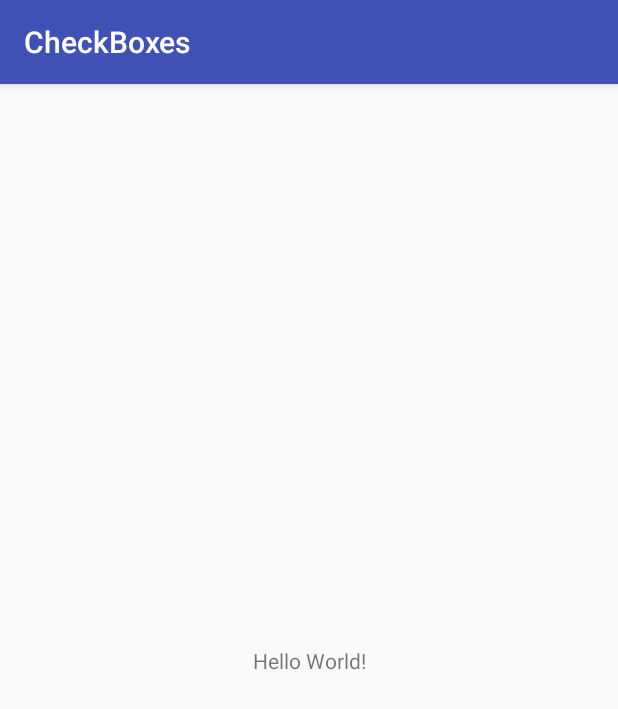
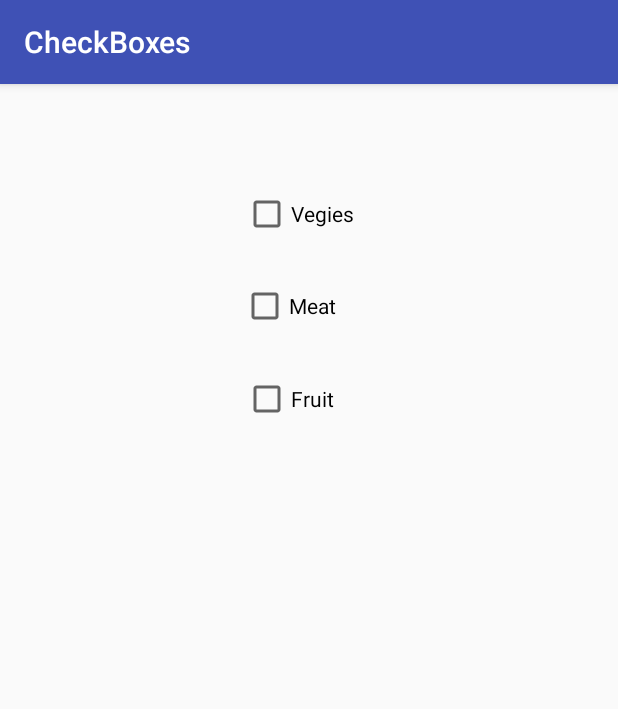
Before and after one commit to kalug89/04_CheckBoxes, an Android app: the screen it shows after launch (MainActivity), on a phone screen of 412 x 824 dp. Shown: the top 709 px of the screen. Run offline under Robolectric (Android 15) with nearby library versions, the phone set to English and light mode, and no system bars.

```diff
--- a/app/src/main/java/pl/dkaluzny/checkboxes/MainActivity.kt
+++ b/app/src/main/java/pl/dkaluzny/checkboxes/MainActivity.kt
@@ -1,7 +1,9 @@
 package pl.dkaluzny.checkboxes
 
+import android.os.Bundle
 import android.support.v7.app.AppCompatActivity
-import android.os.Bundle
+import android.util.Log
+import android.view.View
 
 class MainActivity : AppCompatActivity() {
 
@@ -9,4 +11,7 @@ class MainActivity : AppCompatActivity() {
         super.onCreate(savedInstanceState)
         setContentView(R.layout.activity_main)
     }
+    fun onCheckBoxClicked(view: View){
+        Log.wtf("Checks", "Checkbox CLicked")
+    }
 }
--- a/app/src/main/res/layout/activity_main.xml
+++ b/app/src/main/res/layout/activity_main.xml
@@ -6,13 +6,38 @@
     android:layout_height="match_parent"
     tools:context=".MainActivity">
 
-    <TextView
-        android:layout_width="wrap_content"
-        android:layout_height="wrap_content"
-        android:text="Hello World!"
-        app:layout_constraintBottom_toBottomOf="parent"
-        app:layout_constraintLeft_toLeftOf="parent"
-        app:layout_constraintRight_toRightOf="parent"
+    <CheckBox
+        android:id="@+id/checkVeggies"
+        android:layout_width="94dp"
+        android:layout_height="29dp"
+        android:layout_marginTop="72dp"
+        android:onClick="onCheckBoxClicked"
+        android:text="Vegies"
+        app:layout_constraintEnd_toEndOf="parent"
+        app:layout_constraintHorizontal_bias="0.51"
+        app:layout_constraintStart_toStartOf="parent"
         app:layout_constraintTop_toTopOf="parent" />
 
+    <CheckBox
+        android:id="@+id/checkMeat"
+        android:layout_width="91dp"
+        android:layout_height="29dp"
+        android:layout_marginTop="32dp"
+        android:onClick="onCheckBoxClicked"
+        android:text="Meat"
+        app:layout_constraintEnd_toEndOf="parent"
+        app:layout_constraintHorizontal_bias="0.501"
+        app:layout_constraintStart_toStartOf="parent"
+        app:layout_constraintTop_toBottomOf="@+id/checkVeggies" />
+
+    <CheckBox
+        android:id="@+id/checkFruit"
+        android:layout_width="88dp"
+        android:layout_height="30dp"
+        android:layout_marginTop="32dp"
+        android:text="Fruit"
+        android:onClick="onCheckBoxClicked"
+        app:layout_constraintEnd_toEndOf="parent"
+        app:layout_constraintStart_toStartOf="parent"
+        app:layout_constraintTop_toBottomOf="@+id/checkMeat" />
 </android.support.constraint.ConstraintLayout>
```
Also changed, not shown: 1 other file.
